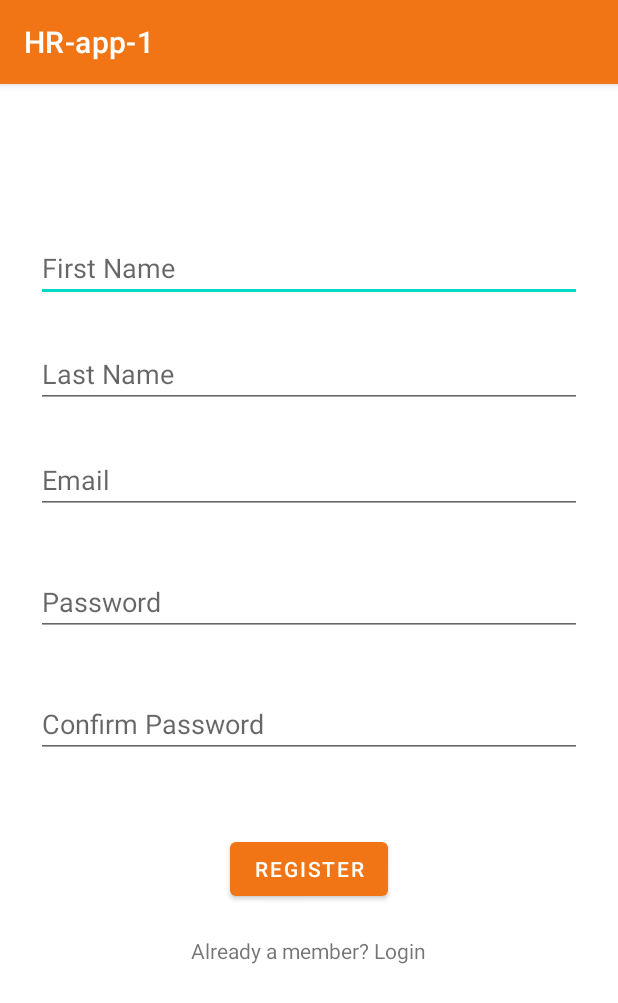
After one commit to gsobrinski/home-recognition-app, an Android app: the RegistrationActivity screen opened directly, with no data from a screen before it, on a phone screen of 412 x 824 dp. The commit adds this screen. Shown: the top 1003 px of the screen. Run offline under Robolectric (Android 15) with nearby library versions, the phone set to English and light mode, and no system bars.

Commit message:
Registration UI initiated

```diff
--- a/HRapp1/app/src/main/AndroidManifest.xml
+++ b/HRapp1/app/src/main/AndroidManifest.xml
@@ -11,7 +11,6 @@
         android:roundIcon="@mipmap/ic_launcher_round"
         android:supportsRtl="true"
         android:theme="@style/Theme.HRapp1">
-        <activity android:name=".LoginActivity"></activity>
         <activity android:name=".MlActivity" />
         <activity
             android:name=".MainActivity"
@@ -22,6 +21,7 @@
                 <category android:name="android.intent.category.LAUNCHER" />
             </intent-filter>
         </activity>
+        <activity android:name=".RegistrationActivity"/>
     </application>
 
 </manifest>
--- /dev/null
+++ b/HRapp1/app/src/main/java/com/example/hr_app_1/RegistrationActivity.java
@@ -0,0 +1,109 @@
+package com.example.hr_app_1;
+
+import android.content.Context;
+import android.content.Intent;
+
+import android.os.Bundle;
+
+import androidx.appcompat.app.AppCompatActivity;
+
+import android.view.View;
+import android.widget.Button;
+import android.widget.EditText;
+import android.widget.ProgressBar;
+import android.widget.TextView;
+import android.widget.Toast;
+
+import com.example.hr_app_1.R;
+
+public class RegistrationActivity extends AppCompatActivity {
+    // view components
+    private EditText firstNameEditText;
+    private EditText lastNameEditText;
+    private EditText emailEditText;
+    private EditText passwordEditText;
+    private EditText confirmPasswordEditText;
+    private Button registerButton;
+    private TextView loginText;
+
+    // form fields
+    String firstName;
+    String lastName;
+    String email;
+    String initialPass;
+    String confirmPass;
+
+    @Override
+    protected void onCreate(Bundle savedInstanceState) {
+        super.onCreate(savedInstanceState);
+        setContentView(R.layout.activity_registration);
+        //getSupportActionBar().hide();
+        initViews();
+        initListeners();
+        //     initObjects();
+    }
+
+    /**
+     * This method is to initialize views
+     */
+    private void initViews() {
+        firstNameEditText = findViewById(R.id.firstName);
+        lastNameEditText = findViewById(R.id.lastName);
+        emailEditText = findViewById(R.id.email);
+        passwordEditText = findViewById(R.id.initialPassword);
+        confirmPasswordEditText = findViewById(R.id.confirmPassword);
+        registerButton = findViewById(R.id.register);
+        loginText = findViewById(R.id.loginInstead);
+    }
+
+    private void initListeners(){
+        registerButton.setOnClickListener(new View.OnClickListener() {
+            @Override
+            public void onClick(View v) {
+                firstName = firstNameEditText.getText().toString();
+                lastName = lastNameEditText.getText().toString();
+                email = emailEditText.getText().toString();
+                initialPass = passwordEditText.getText().toString();
+                confirmPass = confirmPasswordEditText.getText().toString();
+
+                if (firstName.length() == 0) {
+                    firstNameEditText.setHint("Please enter your first name");
+                }
+                if (lastName.length() == 0){
+                    firstNameEditText.setHint("Please enter your last name");
+                }
+                if (email.length() == 0){
+                    emailEditText.setHint("Please enter your email");
+                }
+                if (initialPass.length() == 0){
+                    passwordEditText.setHint("Please enter your password");
+                }
+                if (confirmPass.length() == 0){
+                    confirmPasswordEditText.setHint("Please re-enter your password");
+                }
+
+                if(firstName.length() != 0 && lastName.length() != 0 && email.length() != 0 &&
+                        initialPass.length() != 0 && confirmPass.length() != 0) {
+                    if(!initialPass.equals(confirmPass)){
+                        Context context = getApplicationContext();
+                        CharSequence text = "Please re-enter the same password";
+                        int duration = Toast.LENGTH_SHORT;
+
+                        Toast toast = Toast.makeText(context, text, duration);
+                        toast.show();
+                    } else {
+                        firstNameEditText.setText("Alright, you've registered!");
+                        lastNameEditText.setText("");
+                        emailEditText.setText("");
+                        passwordEditText.setText("");
+                        confirmPasswordEditText.setText("");
+
+                    }
+                }
+
+            }
+
+        });
+    }
+
+}
--- /dev/null
+++ b/HRapp1/app/src/main/res/layout/activity_registration.xml
@@ -0,0 +1,110 @@
+<?xml version="1.0" encoding="utf-8"?>
+<androidx.constraintlayout.widget.ConstraintLayout xmlns:android="http://schemas.android.com/apk/res/android"
+    xmlns:app="http://schemas.android.com/apk/res-auto"
+    android:layout_width="match_parent"
+    android:layout_height="match_parent">
+    <EditText
+        android:id="@+id/firstName"
+        android:layout_width="0dp"
+        android:layout_height="wrap_content"
+        android:layout_marginStart="24dp"
+        android:layout_marginTop="100dp"
+        android:layout_marginEnd="24dp"
+        android:hint="@string/prompt_first_name"
+        android:inputType="textPersonName"
+        android:selectAllOnFocus="true"
+        app:layout_constraintEnd_toEndOf="parent"
+        app:layout_constraintStart_toStartOf="parent"
+        app:layout_constraintTop_toTopOf="parent" />
+
+    <EditText
+        android:id="@+id/lastName"
+        android:layout_width="0dp"
+        android:layout_height="wrap_content"
+        android:layout_marginStart="24dp"
+        android:layout_marginTop="25dp"
+        android:layout_marginEnd="24dp"
+        android:hint="@string/prompt_last_name"
+        android:inputType="textPersonName"
+        android:selectAllOnFocus="true"
+        app:layout_constraintEnd_toEndOf="parent"
+        app:layout_constraintStart_toStartOf="parent"
+        app:layout_constraintTop_toBottomOf="@+id/firstName"/>
+
+    <EditText
+        android:id="@+id/email"
+        android:layout_width="0dp"
+        android:layout_height="wrap_content"
+        android:layout_marginStart="24dp"
+        android:layout_marginTop="25dp"
+        android:layout_marginEnd="24dp"
+        android:hint="@string/prompt_email"
+        android:inputType="textEmailAddress"
+        android:selectAllOnFocus="true"
+        app:layout_constraintEnd_toEndOf="parent"
+        app:layout_constraintStart_toStartOf="parent"
+        app:layout_constraintTop_toBottomOf="@+id/lastName"/>
+
+    <EditText
+        android:id="@+id/initialPassword"
+        android:layout_width="0dp"
+        android:layout_height="wrap_content"
+        android:layout_marginStart="24dp"
+        android:layout_marginTop="25dp"
+        android:layout_marginEnd="24dp"
+        android:hint="@string/prompt_password"
+        android:imeActionLabel="@string/action_sign_in_short"
+        android:imeOptions="actionDone"
+        android:inputType="textPassword"
+        android:selectAllOnFocus="true"
+        app:layout_constraintBottom_toTopOf="@+id/confirmPassword"
+        app:layout_constraintEnd_toEndOf="parent"
+        app:layout_constraintHorizontal_bias="0.0"
+        app:layout_constraintStart_toStartOf="parent"
+        app:layout_constraintTop_toBottomOf="@+id/email"
+        app:layout_constraintVertical_bias="0.0" />
+
+    <EditText
+        android:id="@+id/confirmPassword"
+        android:layout_width="0dp"
+        android:layout_height="wrap_content"
+        android:layout_marginStart="24dp"
+        android:layout_marginTop="25dp"
+        android:layout_marginEnd="24dp"
+        android:layout_marginBottom="20dp"
+        android:hint="@string/prompt_password_confirmation"
+        android:imeActionLabel="@string/action_register"
+        android:imeOptions="actionDone"
+        android:inputType="textPassword"
+        android:selectAllOnFocus="true"
+        app:layout_constraintBottom_toTopOf="@+id/register"
+        app:layout_constraintEnd_toEndOf="parent"
+        app:layout_constraintHorizontal_bias="0.0"
+        app:layout_constraintStart_toStartOf="parent"
+        app:layout_constraintTop_toBottomOf="@+id/initialPassword"
+        app:layout_constraintVertical_bias="0.0" />
+
+    <Button
+        android:id="@+id/register"
+        android:layout_width="wrap_content"
+        android:layout_height="wrap_content"
+        android:layout_marginTop="20dp"
+        android:text="@string/action_register"
+        app:layout_constraintBottom_toTopOf="@+id/loginInstead"
+        app:layout_constraintEnd_toEndOf="parent"
+        app:layout_constraintStart_toStartOf="parent"
+        app:layout_constraintTop_toBottomOf="@+id/confirmPassword" />
+
+    <TextView
+        android:id="@+id/loginInstead"
+        android:layout_width="wrap_content"
+        android:layout_height="wrap_content"
+        android:layout_marginTop="10dp"
+        android:layout_marginBottom="170dp"
+        android:text="@string/action_revert_to_login"
+        app:layout_constraintBottom_toBottomOf="parent"
+        app:layout_constraintEnd_toEndOf="parent"
+        app:layout_constraintHorizontal_bias="0.498"
+        app:layout_constraintStart_toStartOf="parent"
+        app:layout_constraintTop_toBottomOf="@+id/register" />
+</androidx.constraintlayout.widget.ConstraintLayout>
--- a/HRapp1/app/src/main/res/values/strings.xml
+++ b/HRapp1/app/src/main/res/values/strings.xml
@@ -14,8 +14,14 @@
     <string name="hello_first_fragment">Hello first fragment</string>
     <string name="hello_second_fragment">Hello second fragment. Arg: %1$s</string>
 
+    <string name="prompt_first_name">First Name</string>
+    <string name="prompt_last_name">Last Name</string>
     <string name="prompt_email">Email</string>
     <string name="prompt_password">Password</string>
+    <string name="prompt_password_confirmation">Confirm Password</string>
     <string name="action_sign_in_short">Login</string>
+    <string name="action_register">Register</string>
+    <string name="action_revert_to_login">Already a member? Login</string>
+    <string name="action_revert_to_register">Don\'t have an account? Register</string>
     <string name="errorMsg">Welcome!</string>
 </resources>
```
Also changed, not shown: HRapp1/app/src/main/java/com/example/hr_app_1/LoginActivity.java (+3 -4 lines), HRapp1/app/src/main/java/com/example/hr_app_1/ui/notifications/ProfileFragment.java (+25 -8 lines), HRapp1/app/src/main/res/layout/fragment_profile.xml (+20 -39 lines).
